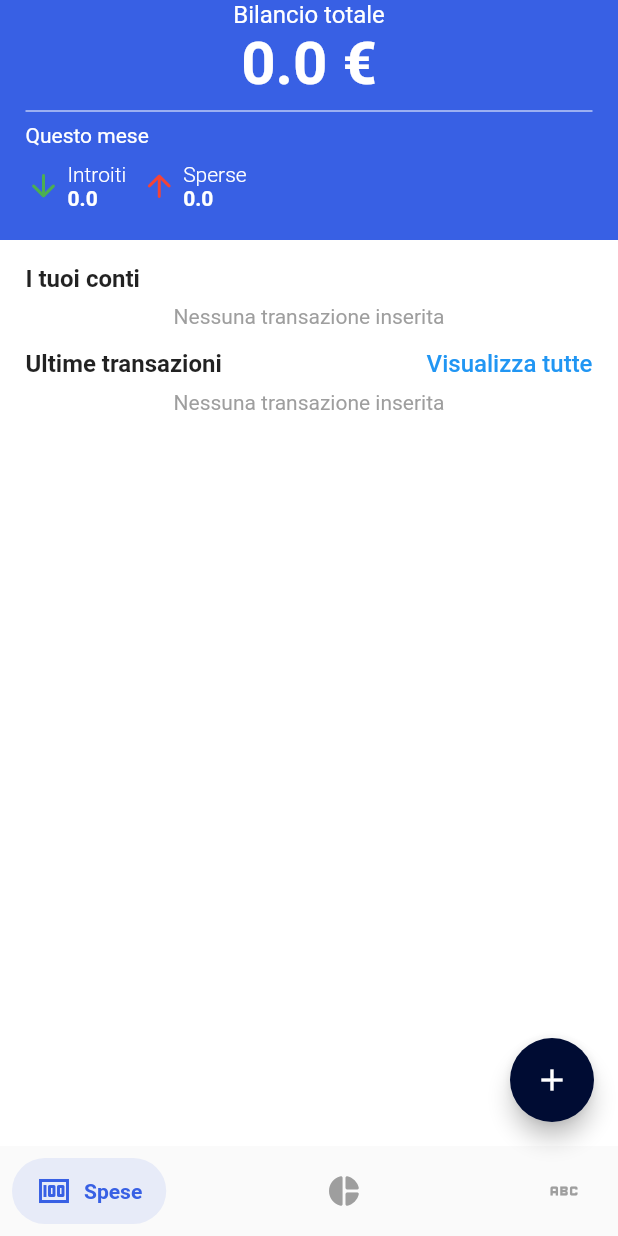
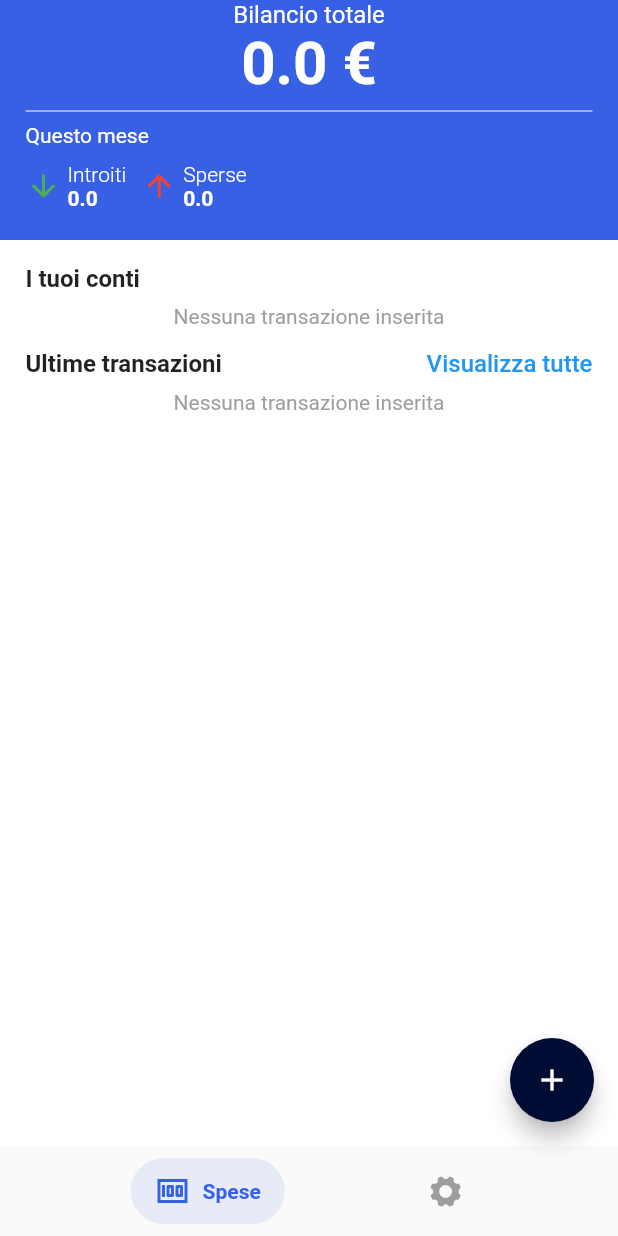
Before and after one commit to ernestodecrecchio/Moneye-Money-Manager, a Flutter app: the screen it shows after launch, on a phone screen of 412 x 824 dp. Run offline on Flutter 3.47's test engine with Material 2 defaults, Android fonts, the phone set to English and light mode, and no system bars; drawn by our look-alikes of salomon_bottom_bar; our stand-ins replace fl_chart, font_awesome_flutter, sqflite; accounts and stored records are empty.

```diff
--- a/expense_tracker/lib/main.dart
+++ b/expense_tracker/lib/main.dart
@@ -3,6 +3,8 @@ import 'package:expense_tracker/notifiers/account_provider.dart';
 import 'package:expense_tracker/notifiers/category_provider.dart';
 import 'package:expense_tracker/notifiers/transaction_provider.dart';
 import 'package:expense_tracker/pages/account_detail_page/account_detail_page.dart';
+import 'package:expense_tracker/pages/accounts_page/accounts_list_page.dart';
+import 'package:expense_tracker/pages/categories_page/categories_list_page.dart';
 import 'package:expense_tracker/pages/categories_page/new_category_page.dart';
 import 'package:expense_tracker/pages/accounts_page/new_account_page.dart';
 import 'package:expense_tracker/pages/home_page/all_transaction_list_page.dart';
@@ -43,6 +45,8 @@ class MyApp extends StatelessWidget {
           NewAccountPage.routeName: (context) => const NewAccountPage(),
           NewTransactionPage.routeName: (context) => const NewTransactionPage(),
           AllTransactionList.routeName: (context) => const AllTransactionList(),
+          CategoriesListPage.routeName: (context) => const CategoriesListPage(),
+          AccountsListPage.routeName: (context) => const AccountsListPage(),
         },
         onGenerateRoute: (settings) {
           if (settings.name == AccountDetailPage.routeName) {
--- a/expense_tracker/lib/pages/accounts_page/accounts_list_page.dart
+++ b/expense_tracker/lib/pages/accounts_page/accounts_list_page.dart
@@ -4,6 +4,8 @@ import 'package:flutter/material.dart';
 import 'package:provider/provider.dart';
 
 class AccountsListPage extends StatefulWidget {
+  static const routeName = '/accountsListPage';
+
   const AccountsListPage({Key? key}) : super(key: key);
 
   @override
--- a/expense_tracker/lib/pages/categories_page/categories_list_page.dart
+++ b/expense_tracker/lib/pages/categories_page/categories_list_page.dart
@@ -4,6 +4,8 @@ import 'package:flutter/material.dart';
 import 'package:provider/provider.dart';
 
 class CategoriesListPage extends StatefulWidget {
+  static const routeName = '/categoriesListPage';
+
   const CategoriesListPage({Key? key}) : super(key: key);
 
   @override
--- a/expense_tracker/lib/pages/home_page/all_transaction_list_page.dart
+++ b/expense_tracker/lib/pages/home_page/all_transaction_list_page.dart
@@ -9,6 +9,7 @@ class AllTransactionList extends StatelessWidget {
 
   const AllTransactionList({super.key});
 
+  @override
   Widget build(BuildContext context) {
     return Scaffold(
       appBar: AppBar(
--- a/expense_tracker/lib/pages/tab_bar_page.dart
+++ b/expense_tracker/lib/pages/tab_bar_page.dart
@@ -3,10 +3,13 @@ import 'package:expense_tracker/notifiers/category_provider.dart';
 import 'package:expense_tracker/pages/accounts_page/accounts_list_page.dart';
 import 'package:expense_tracker/pages/categories_page/categories_list_page.dart';
 import 'package:expense_tracker/pages/home_page/home_page.dart';
+import 'package:expense_tracker/pages/options_page/options_page.dart';
 import 'package:expense_tracker/style.dart';
+import 'package:flutter/cupertino.dart';
 import 'package:flutter/material.dart';
 import 'package:provider/provider.dart';
 import 'package:salomon_bottom_bar/salomon_bottom_bar.dart';
+import 'package:cupertino_icons/cupertino_icons.dart';
 
 class TabBarPage extends StatefulWidget {
   const TabBarPage({Key? key}) : super(key: key);
@@ -20,8 +23,7 @@ class _TabBarPageState extends State<TabBarPage> {
 
   final screen = [
     const HomePage(),
-    const CategoriesListPage(),
-    const AccountsListPage(),
+    const OptionsPage(),
   ];
 
   @override
@@ -49,14 +51,8 @@ class _TabBarPageState extends State<TabBarPage> {
               //  selectedColor: Colors.purple,
             ),
             SalomonBottomBarItem(
-              icon: const Icon(Icons.pie_chart_rounded),
-              title: const Text('Categorie'),
-
-              //  selectedColor: Colors.purple,
-            ),
-            SalomonBottomBarItem(
-              icon: const Icon(Icons.abc_outlined),
-              title: const Text('Conti'),
+              icon: const Icon(CupertinoIcons.gear_solid),
+              title: const Text('Opzioni'),
               //  selectedColor: Colors.purple,
             ),
           ],
```
Also changed, not shown: expense_tracker/lib/pages/options_page/options_page.dart (added, +43 -0 lines).
